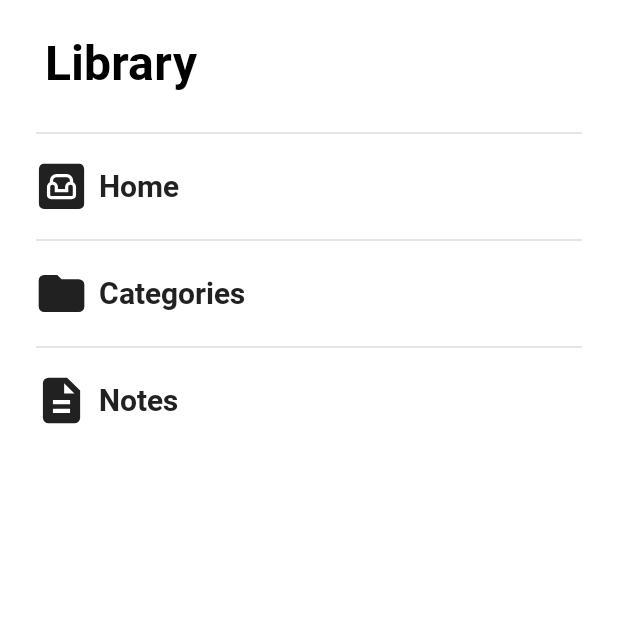
After one commit to AbolfazlHaghpanah/Pienote, an Android app built with Jetpack Compose: the LibraryScreen screen opened through its navigation route, on a phone screen of 412 x 824 dp, the top half of it. The commit adds this screen. Run offline under Robolectric (Android 15) with nearby library versions, the phone set to English and light mode, and no system bars; our stand-ins replace Dagger/Hilt's generated code.

Commit message:
implement LibraryScreen

```diff
--- a/app/src/main/java/com/haghpanh/pienote/common_ui/navigation/AppScreens.kt
+++ b/app/src/main/java/com/haghpanh/pienote/common_ui/navigation/AppScreens.kt
@@ -9,4 +9,6 @@ sealed class AppScreens(val route: String) {
     data object CategoryScreen : AppScreens("category-screen/{id}") {
         fun createRoute(id : Int) = "category-screen/$id"
     }
+
+    data object LibraryScreen : AppScreens("library-screen")
 }
--- a/app/src/main/java/com/haghpanh/pienote/common_ui/navigation/MainNavGraph.kt
+++ b/app/src/main/java/com/haghpanh/pienote/common_ui/navigation/MainNavGraph.kt
@@ -7,6 +7,7 @@ import androidx.navigation.compose.composable
 import androidx.navigation.navArgument
 import com.haghpanh.pienote.feature_category.ui.CategoryScreen
 import com.haghpanh.pienote.feature_home.ui.HomeScreen
+import com.haghpanh.pienote.feature_library.ui.LibraryScreen
 import com.haghpanh.pienote.feature_note.ui.NoteScreen
 
 fun NavGraphBuilder.mainNavGraph(
@@ -35,4 +36,8 @@ fun NavGraphBuilder.mainNavGraph(
     composable(route = AppScreens.CategoryScreen.route) {
         CategoryScreen(navController = navController)
     }
+
+    composable(route = AppScreens.LibraryScreen.route) {
+        LibraryScreen(navController = navController)
+    }
 }
--- a/app/src/main/java/com/haghpanh/pienote/feature_home/data/dao/HomeDao.kt
+++ b/app/src/main/java/com/haghpanh/pienote/feature_home/data/dao/HomeDao.kt
@@ -11,7 +11,11 @@ import kotlinx.coroutines.flow.Flow
 
 @Dao
 interface HomeDao {
-    @Query("select * from notes order by id desc")
+    @Query("""
+        select * from notes
+        where category_id is null
+        order by id desc
+    """)
     fun observeNotes(): Flow<List<NoteEntity>>
 
     @Query("select * from categories order by id desc")
--- a/app/src/main/java/com/haghpanh/pienote/feature_home/ui/HomeScreen.kt
+++ b/app/src/main/java/com/haghpanh/pienote/feature_home/ui/HomeScreen.kt
@@ -7,6 +7,7 @@ import androidx.compose.animation.fadeOut
 import androidx.compose.animation.togetherWith
 import androidx.compose.foundation.ExperimentalFoundationApi
 import androidx.compose.foundation.clickable
+import androidx.compose.foundation.gestures.detectHorizontalDragGestures
 import androidx.compose.foundation.layout.Arrangement
 import androidx.compose.foundation.layout.Box
 import androidx.compose.foundation.layout.PaddingValues
@@ -24,6 +25,7 @@ import androidx.compose.runtime.getValue
 import androidx.compose.ui.Alignment
 import androidx.compose.ui.Modifier
 import androidx.compose.ui.draw.clip
+import androidx.compose.ui.input.pointer.pointerInput
 import androidx.compose.ui.unit.dp
 import androidx.hilt.navigation.compose.hiltViewModel
 import androidx.lifecycle.compose.collectAsStateWithLifecycle
@@ -84,6 +86,16 @@ fun HomeScreen(
     onDeleteNote: (Note) -> Unit
 ) {
     Scaffold(
+        modifier = Modifier
+            .pointerInput(null) {
+                detectHorizontalDragGestures(
+                    onHorizontalDrag = { _, delta ->
+                        if(delta > 0) {
+                            navigateToNote(AppScreens.LibraryScreen.route)
+                        }
+                    }
+                )
+            },
         floatingActionButton = {
             FloatingActionButton(onClick = {
                 navigateToNote(
--- /dev/null
+++ b/app/src/main/java/com/haghpanh/pienote/feature_library/ui/LibraryScreen.kt
@@ -0,0 +1,124 @@
+package com.haghpanh.pienote.feature_library.ui
+
+import androidx.compose.foundation.clickable
+import androidx.compose.foundation.layout.Arrangement
+import androidx.compose.foundation.layout.Column
+import androidx.compose.foundation.layout.Row
+import androidx.compose.foundation.layout.Spacer
+import androidx.compose.foundation.layout.fillMaxSize
+import androidx.compose.foundation.layout.fillMaxWidth
+import androidx.compose.foundation.layout.padding
+import androidx.compose.foundation.layout.size
+import androidx.compose.foundation.layout.statusBarsPadding
+import androidx.compose.foundation.layout.width
+import androidx.compose.foundation.rememberScrollState
+import androidx.compose.foundation.verticalScroll
+import androidx.compose.material.Divider
+import androidx.compose.material.Icon
+import androidx.compose.material.Scaffold
+import androidx.compose.material.Text
+import androidx.compose.runtime.Composable
+import androidx.compose.runtime.Immutable
+import androidx.compose.ui.Alignment
+import androidx.compose.ui.Modifier
+import androidx.compose.ui.draw.clip
+import androidx.compose.ui.res.painterResource
+import androidx.compose.ui.unit.dp
+import androidx.navigation.NavController
+import com.haghpanh.pienote.R
+import com.haghpanh.pienote.common_ui.component.PienoteTopBar
+import com.haghpanh.pienote.common_ui.navigation.AppScreens
+import com.haghpanh.pienote.common_ui.theme.PienoteTheme
+
+@Composable
+fun LibraryScreen(
+    navController: NavController
+) {
+    LibraryScreen {
+        navController.navigate(it) {
+            launchSingleTop = true
+        }
+    }
+}
+
+@Composable
+fun LibraryScreen(
+    navigateToRoute: (String) -> Unit
+) {
+    Scaffold { paddingValues ->
+        Column(
+            modifier = Modifier
+                .statusBarsPadding()
+                .padding(top = 14.dp)
+                .verticalScroll(rememberScrollState())
+                .fillMaxSize()
+                .padding(paddingValues),
+            verticalArrangement = Arrangement.spacedBy(18.dp)
+        ) {
+            PienoteTopBar(title = "Library")
+
+            libsItems.forEach {
+                Divider(Modifier.padding(horizontal = 24.dp))
+
+                LibsItem(title = it.title, icon = it.iconId) {
+                    navigateToRoute(it.route)
+                }
+            }
+        }
+    }
+}
+
+
+@Immutable
+data class LibsItem(
+    val title: String,
+    val iconId: Int,
+    val route: String
+)
+
+val libsItems = listOf(
+    LibsItem(
+        title = "Home",
+        iconId = R.drawable.home,
+        route = AppScreens.HomeScreen.route
+    ),
+    LibsItem(
+        title = "Categories",
+        iconId = R.drawable.folder,
+        route = AppScreens.HomeScreen.route
+    ),
+    LibsItem(
+        title = "Notes",
+        iconId = R.drawable.description,
+        route = AppScreens.NoteScreen.createRoute(-1, false)
+    ),
+)
+
+@Composable
+fun LibsItem(
+    title: String,
+    icon: Int,
+    onClick: () -> Unit
+) {
+    Row(
+        modifier = Modifier
+            .clip(PienoteTheme.shapes.medium)
+            .clickable(onClick = onClick)
+            .padding(horizontal = 24.dp)
+            .fillMaxWidth(),
+        verticalAlignment = Alignment.CenterVertically
+    ) {
+        Icon(
+            modifier = Modifier.size(34.dp),
+            painter = painterResource(id = icon),
+            contentDescription = title
+        )
+
+        Spacer(modifier = Modifier.width(8.dp))
+
+        Text(
+            text = title,
+            style = PienoteTheme.typography.h6
+        )
+    }
+}
--- /dev/null
+++ b/app/src/main/res/drawable/description.xml
@@ -0,0 +1,9 @@
+<vector xmlns:android="http://schemas.android.com/apk/res/android"
+    android:width="40dp"
+    android:height="40dp"
+    android:viewportWidth="960"
+    android:viewportHeight="960">
+    <path
+        android:fillColor="@android:color/white"
+        android:pathData="M318.67,716.33L641.33,716.33L641.33,636L318.67,636L318.67,716.33ZM318.67,549L642,549L642,469.67L318.67,469.67L318.67,549ZM236,909.33Q193.57,909.33 161.79,878.05Q130,846.76 130,803.33L130,156.67Q130,112.97 161.79,81.48Q193.57,50 236,50L585,50L830.67,293.67L830.67,803.33Q830.67,846.76 798.68,878.05Q766.7,909.33 724,909.33L236,909.33ZM529.67,348L724,348L529.67,156.67L529.67,348Z" />
+</vector>
--- /dev/null
+++ b/app/src/main/res/drawable/folder.xml
@@ -0,0 +1,9 @@
+<vector xmlns:android="http://schemas.android.com/apk/res/android"
+    android:width="40dp"
+    android:height="40dp"
+    android:viewportWidth="960"
+    android:viewportHeight="960">
+  <path
+      android:fillColor="@android:color/white"
+      android:pathData="M156.67,829.33Q112.84,829.33 81.75,798.13Q50.67,766.92 50.67,723.33L50.67,236.67Q50.67,192.81 81.75,161.4Q112.84,130 156.67,130L400.33,130L480.67,211L803.33,211Q847.19,211 878.6,242.21Q910,273.42 910,317L910,723.33Q910,766.92 878.6,798.13Q847.19,829.33 803.33,829.33L156.67,829.33Z"/>
+</vector>
```
Also changed, not shown: app/src/main/java/com/haghpanh/pienote/feature_category/ui/CatagoryScreen.kt (+0 -10 lines).
